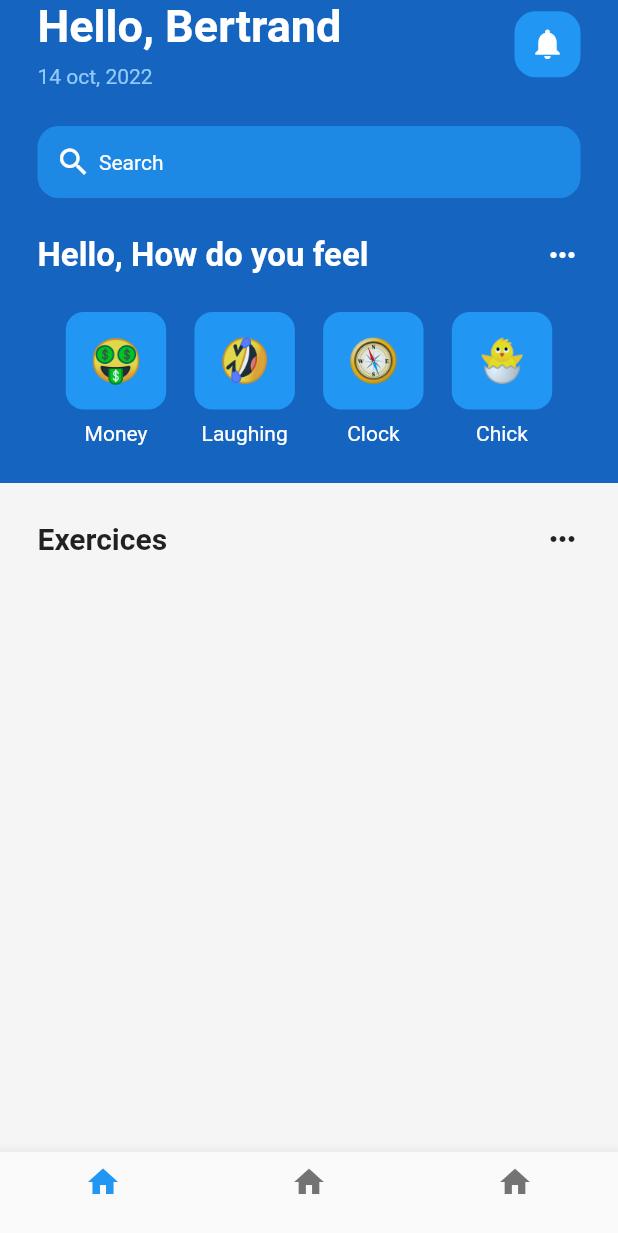
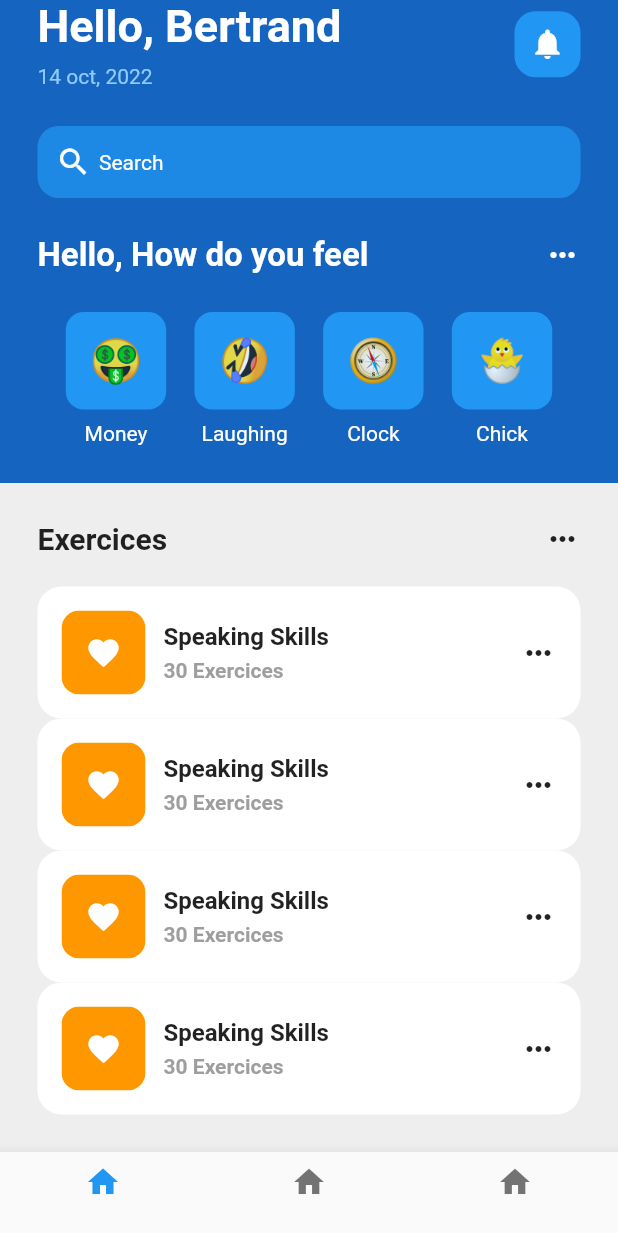
Before and after one commit to Variant13/DesigneApp, a Flutter app: the screen it shows after launch, on a phone screen of 412 x 824 dp. Shown: the top 1233 px of the screen. Run offline on Flutter 3.47's test engine with Material 2 defaults, Android fonts, the phone set to English and light mode, and no system bars.

Commit message:
end of make position of icon

```diff
--- a/lib/pages/home_page.dart
+++ b/lib/pages/home_page.dart
@@ -1,6 +1,7 @@
 // ignore_for_file: avoid_unnecessary_containers, prefer_const_constructors
 
 import 'package:designetestapp/util/emojicon_face.dart';
+import 'package:designetestapp/util/exercice_title.dart';
 import 'package:flutter/material.dart';
 
 class HomePage extends StatefulWidget {
@@ -216,10 +217,11 @@ class _HomePageState extends State<HomePage> {
           Expanded(
             child: Container(
               padding: EdgeInsets.all(25),
-              color: Colors.grey[100],
+              color: Colors.grey[200],
               child: Center(
                 child: Column(
                   children:[
+
                   Row(
                     mainAxisAlignment: MainAxisAlignment.spaceBetween,
                     children: [
@@ -232,6 +234,20 @@ class _HomePageState extends State<HomePage> {
                       Icon(Icons.more_horiz),
                     ],
                   ),
+                  SizedBox(
+                    height: 20,
+                  ),
+                 Expanded(
+                   child: ListView(
+                    children: [
+                      ExerciceTitle(),
+                      ExerciceTitle(),
+                      ExerciceTitle(),
+                      ExerciceTitle(),
+                    ],
+                   ),
+                 ),
+
                 ],
             ),
               ),
--- /dev/null
+++ b/lib/util/exercice_title.dart
@@ -0,0 +1,59 @@
+import 'package:flutter/material.dart';
+
+class ExerciceTitle extends StatelessWidget {
+  const ExerciceTitle({Key? key}) :super(key: key);
+
+  @override
+  Widget build(BuildContext context) {
+    return Container(
+                    padding: EdgeInsets.all(16),
+                    decoration: BoxDecoration(color: Colors.white,
+                    borderRadius: BorderRadius.circular(16),
+                    ),
+                    child: Row(
+                      mainAxisAlignment: MainAxisAlignment.spaceBetween,
+                      children: [
+                        Row(
+                          children: [
+                            ClipRRect(
+                              borderRadius: BorderRadius.circular(12),
+                              child: Container(
+                                padding: EdgeInsets.all(16),
+                                color: Colors.orange,
+                                child: Icon(Icons.favorite,
+                                color: Colors.white,
+                                ),
+                              ),
+                            ),
+                      SizedBox(
+                        width: 12,
+                      ),
+                      Column(
+                        crossAxisAlignment: CrossAxisAlignment.start,
+                        children: [
+                        Text('Speaking Skills',
+                        style: TextStyle(
+                          fontWeight: FontWeight.bold,
+                          fontSize: 16,
+                        ),
+                        ),
+                        SizedBox(
+                          height: 5,
+                        ),
+                         Text('30 Exercices',
+                         style: TextStyle(
+                          fontWeight: FontWeight.bold,
+                          color: Colors.grey,
+                          fontSize: 14,
+                        ),
+                         ),
+
+                      ],
+                    ),
+                          ],
+                        ),
+                     Icon(Icons.more_horiz),
+                    ]),
+                  );
+  }
+}
```
